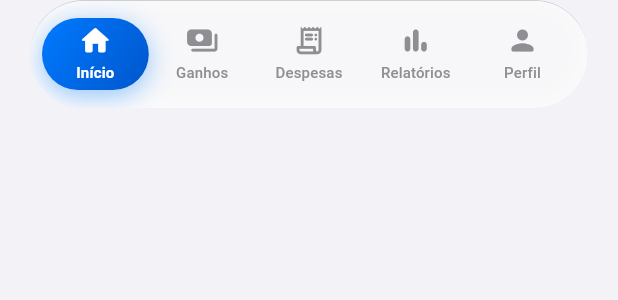
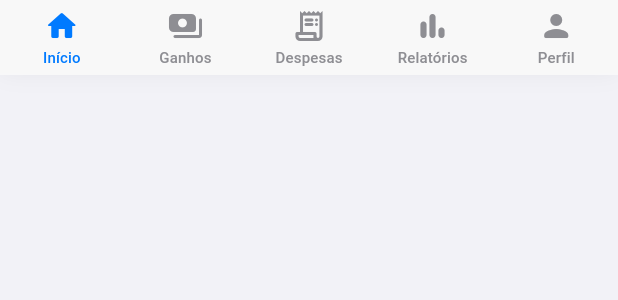
Before and after one commit to solerpedroo/driveflow, a Flutter app: the DriveFlowBottomNavBar widget shown alone on an empty page, opened directly with empty values, on a phone screen of 412 x 824 dp. Shown: the top 300 px of the screen. Run offline on Flutter 3.47's test engine with Material 3 defaults, Android fonts, the phone set to English and light mode, and no system bars; our stand-ins replace cached_network_image, connectivity_plus, dio, file_picker, fl_chart, flutter_hooks and 14 more; missing offline and left inert: google_mlkit_text_recognition; accounts and stored records are empty; network calls fail; statements that could not run were skipped.

```diff
--- a/lib/shared/widgets/driveflow_bottom_nav_bar.dart
+++ b/lib/shared/widgets/driveflow_bottom_nav_bar.dart
@@ -1,12 +1,15 @@
+import 'dart:ui';
+
 import 'package:flutter/material.dart';
 
 import '../../core/theme/app_colors.dart';
+import '../../core/theme/app_elevation.dart';
 import '../../core/theme/app_motion.dart';
-import 'design_system/df_glass_surface.dart';
+import '../../core/utils/df_haptics.dart';
 
 const Duration kDriveFlowTabSwitchDuration = DriveFlowMotion.normal;
 
-/// Bottom navigation premium — cápsula flutuante com animação suave.
+/// Tab bar estilo Cupertino — blur, ícones, azul system no ativo.
 class DriveFlowBottomNavBar extends StatelessWidget {
   const DriveFlowBottomNavBar({
     required this.selectedIndex,
@@ -35,38 +38,47 @@ class DriveFlowBottomNavBar extends StatelessWidget {
     'Perfil',
   ];
 
-  static const double _itemTrackHeight = 56;
-  static const double _chipVerticalMargin = 4;
-
   @override
   Widget build(BuildContext context) {
     final theme = Theme.of(context);
-    final primary = theme.colorScheme.primary;
+    final brightness = theme.brightness;
+    final active = AppColors.systemBlue;
+    final inactive = AppColors.bottomNavInactive(theme);
 
-    return Padding(
-      padding: const EdgeInsets.fromLTRB(20, 0, 20, 16),
-      child: DfGlassSurface(
-        borderRadius: BorderRadius.circular(100),
-        padding: const EdgeInsets.symmetric(horizontal: 8, vertical: 8),
-        sigma: 18,
+    return DecoratedBox(
+      decoration: BoxDecoration(
+        border: AppElevation.rimLight(brightness),
+        boxShadow: AppElevation.navShellShadow(brightness),
+      ),
+      child: ClipRect(
+        child: BackdropFilter(
+          filter: ImageFilter.blur(sigmaX: 20, sigmaY: 20),
+          child: ColoredBox(
+            color: AppColors.bottomNavBarShell(theme),
+            child: SafeArea(
+              top: false,
               child: SizedBox(
-          height: _itemTrackHeight,
+                height: 50,
                 child: Row(
                   children: [
                     for (var i = 0; i < itemCount; i++)
                       Expanded(
-                  child: _NavItem(
+                        child: _TabItem(
                           icon: _icons[i],
                           label: _labels[i],
                           isActive: selectedIndex == i,
-                    trackHeight: _itemTrackHeight,
-                    chipVertMargin: _chipVerticalMargin,
-                    activeColor: primary,
-                    inactiveColor: AppColors.bottomNavInactive(theme),
-                    onTap: () => onItemTap(i),
+                          activeColor: active,
+                          inactiveColor: inactive,
+                          onTap: () {
+                            DfHaptics.selection();
+                            onItemTap(i);
+                          },
                         ),
                       ),
                   ],
+                ),
+              ),
+            ),
           ),
         ),
       ),
@@ -74,13 +86,11 @@ class DriveFlowBottomNavBar extends StatelessWidget {
   }
 }
 
-class _NavItem extends StatelessWidget {
-  const _NavItem({
+class _TabItem extends StatelessWidget {
+  const _TabItem({
     required this.icon,
     required this.label,
     required this.isActive,
-    required this.trackHeight,
-    required this.chipVertMargin,
     required this.activeColor,
     required this.inactiveColor,
     required this.onTap,
@@ -89,88 +99,35 @@ class _NavItem extends StatelessWidget {
   final IconData icon;
   final String label;
   final bool isActive;
-  final double trackHeight;
-  final double chipVertMargin;
   final Color activeColor;
   final Color inactiveColor;
   final VoidCallback onTap;
 
   @override
   Widget build(BuildContext context) {
-    final contentColor = isActive ? Colors.white : inactiveColor;
-
-    final textStyle = Theme.of(context).textTheme.labelSmall?.copyWith(
-          color: contentColor,
-          fontWeight: isActive ? FontWeight.w700 : FontWeight.w500,
-          fontSize: 10,
-        );
-
-    final column = Column(
-      mainAxisSize: MainAxisSize.min,
-      mainAxisAlignment: MainAxisAlignment.center,
-      children: [
-        AnimatedScale(
-          scale: isActive ? 1.05 : 1.0,
-          duration: DriveFlowMotion.fast,
-          child: Icon(icon, color: contentColor, size: 22),
-        ),
-        const SizedBox(height: 3),
-        AnimatedDefaultTextStyle(
-          duration: DriveFlowMotion.fast,
-          style: textStyle!,
-          child: Text(
-            label,
-            maxLines: 1,
-            overflow: TextOverflow.ellipsis,
-            textAlign: TextAlign.center,
-          ),
-        ),
-      ],
-    );
-
-    final chipHeight = trackHeight - 2 * chipVertMargin;
+    final color = isActive ? activeColor : inactiveColor;
 
     return Material(
       color: Colors.transparent,
       child: InkWell(
         onTap: onTap,
-        borderRadius: BorderRadius.circular(100),
-        child: Center(
-          child: AnimatedContainer(
-            duration: DriveFlowMotion.fast,
-            curve: DriveFlowMotion.standard,
-            constraints: BoxConstraints(
-              minWidth: isActive ? 72 : 48,
-              minHeight: chipHeight,
-              maxHeight: chipHeight,
+        child: Column(
+          mainAxisAlignment: MainAxisAlignment.center,
+          children: [
+            Icon(icon, size: 24, color: color),
+            const SizedBox(height: 2),
+            Text(
+              label,
+              style: TextStyle(
+                fontSize: 10,
+                fontWeight: FontWeight.w500,
+                letterSpacing: 0.12,
+                color: color,
               ),
-            decoration: isActive
-                ? BoxDecoration(
-                    gradient: const LinearGradient(
-                      begin: Alignment.topLeft,
-                      end: Alignment.bottomRight,
-                      colors: [
-                        AppColors.brandBlue,
-                        AppColors.brandBlueDark,
-                      ],
-                    ),
-                    borderRadius: BorderRadius.circular(100),
-                    boxShadow: [
-                      BoxShadow(
-                        color: AppColors.brandBlue.withValues(alpha: 0.40),
-                        blurRadius: 14,
-                        offset: const Offset(0, 4),
+              maxLines: 1,
+              overflow: TextOverflow.ellipsis,
             ),
           ],
-                  )
-                : null,
-            child: Padding(
-              padding: EdgeInsets.symmetric(
-                horizontal: isActive ? 12 : 4,
-              ),
-              child: Center(child: column),
-            ),
-          ),
         ),
       ),
     );
```
Lines whose indentation alone changed are shown as unchanged.
